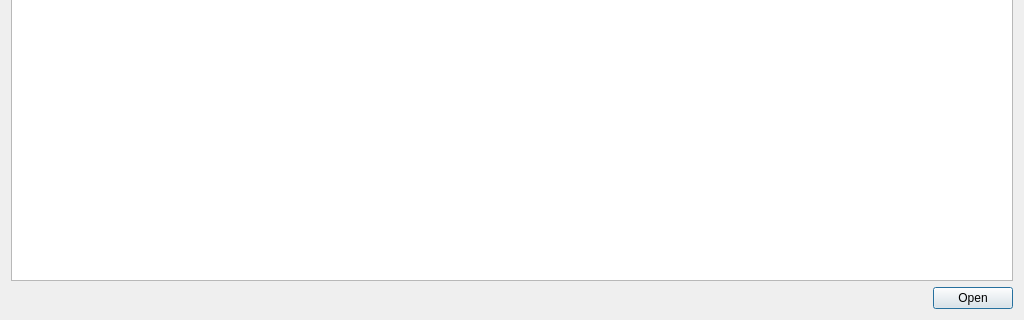
The window that tools/map-checker-qt/ui/ui_dialog_pathfinding_visualizer.ui (atrinik/atrinik) describes before a commit, drawn with Qt 5; both pictures show x 0 to 1024 and y 448 to 768 of the 1024 by 768 pixel window.
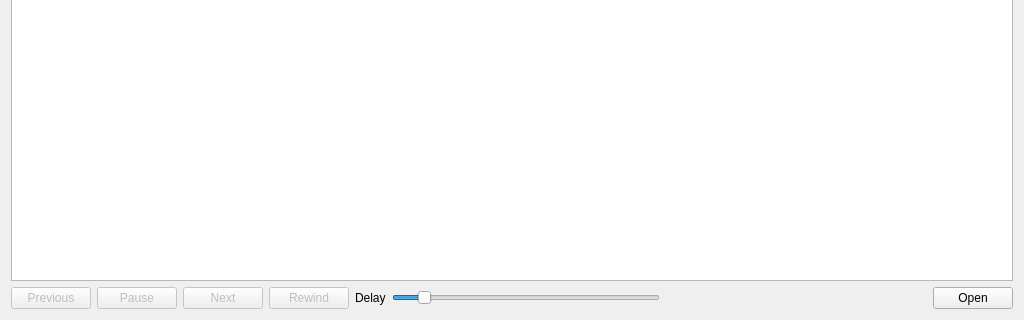
The same window after the commit.

Commit message: Show node cost and heuristics in the pathfinding visualizer, add visualization control elements (pause/resume, next/previous nodes, animation speed, rewind).

The edit to the form file:
```diff
--- a/tools/map-checker-qt/ui/ui_dialog_pathfinding_visualizer.ui
+++ b/tools/map-checker-qt/ui/ui_dialog_pathfinding_visualizer.ui
@@ -21,6 +21,75 @@
     <layout class="QGridLayout" name="gridLayout">
      <item row="1" column="0">
       <layout class="QHBoxLayout" name="horizontalLayout">
+       <item>
+        <widget class="QPushButton" name="buttonPrev">
+         <property name="enabled">
+          <bool>false</bool>
+         </property>
+         <property name="text">
+          <string>Previous</string>
+         </property>
+         <property name="autoRepeat">
+          <bool>true</bool>
+         </property>
+        </widget>
+       </item>
+       <item>
+        <widget class="QPushButton" name="buttonPause">
+         <property name="enabled">
+          <bool>false</bool>
+         </property>
+         <property name="text">
+          <string>Pause</string>
+         </property>
+        </widget>
+       </item>
+       <item>
+        <widget class="QPushButton" name="buttonNext">
+         <property name="enabled">
+          <bool>false</bool>
+         </property>
+         <property name="text">
+          <string>Next</string>
+         </property>
+         <property name="autoRepeat">
+          <bool>true</bool>
+         </property>
+        </widget>
+       </item>
+       <item>
+        <widget class="QPushButton" name="buttonRewind">
+         <property name="enabled">
+          <bool>false</bool>
+         </property>
+         <property name="text">
+          <string>Rewind</string>
+         </property>
+        </widget>
+       </item>
+       <item>
+        <widget class="QLabel" name="label">
+         <property name="text">
+          <string>Delay</string>
+         </property>
+        </widget>
+       </item>
+       <item>
+        <widget class="QSlider" name="sliderDelay">
+         <property name="minimum">
+          <number>1</number>
+         </property>
+         <property name="maximum">
+          <number>1000</number>
+         </property>
+         <property name="value">
+          <number>100</number>
+         </property>
+         <property name="orientation">
+          <enum>Qt::Horizontal</enum>
+         </property>
+        </widget>
+       </item>
        <item>
         <spacer name="horizontalSpacer">
          <property name="orientation">
```
The commit also changes 2 other files.
